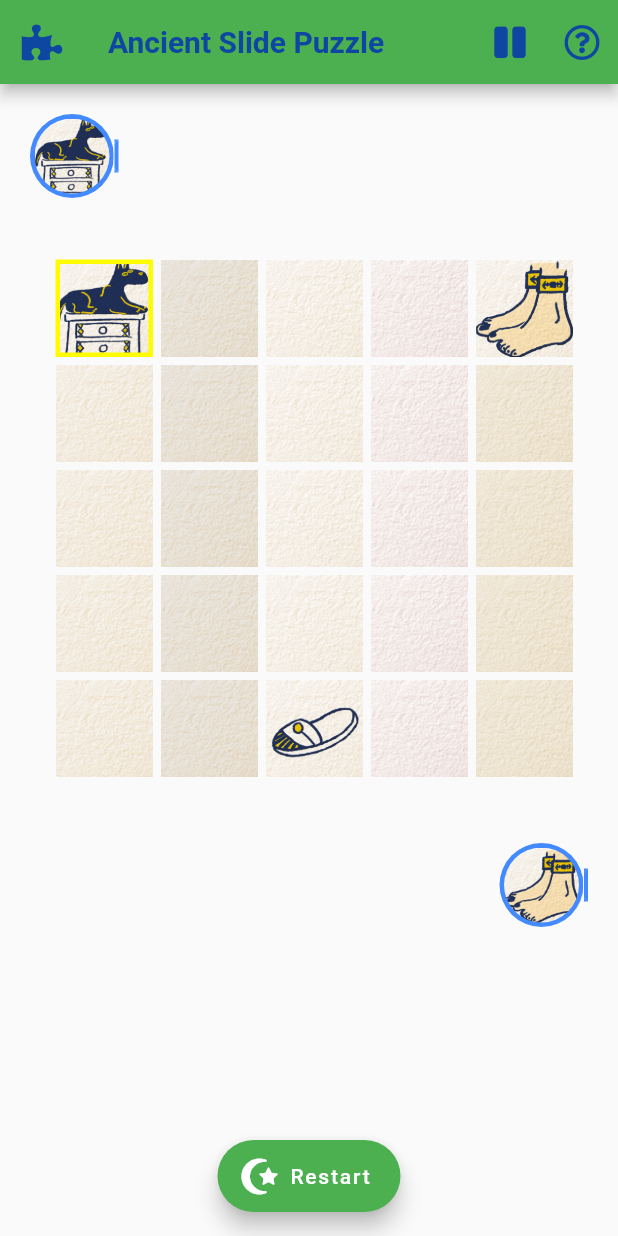
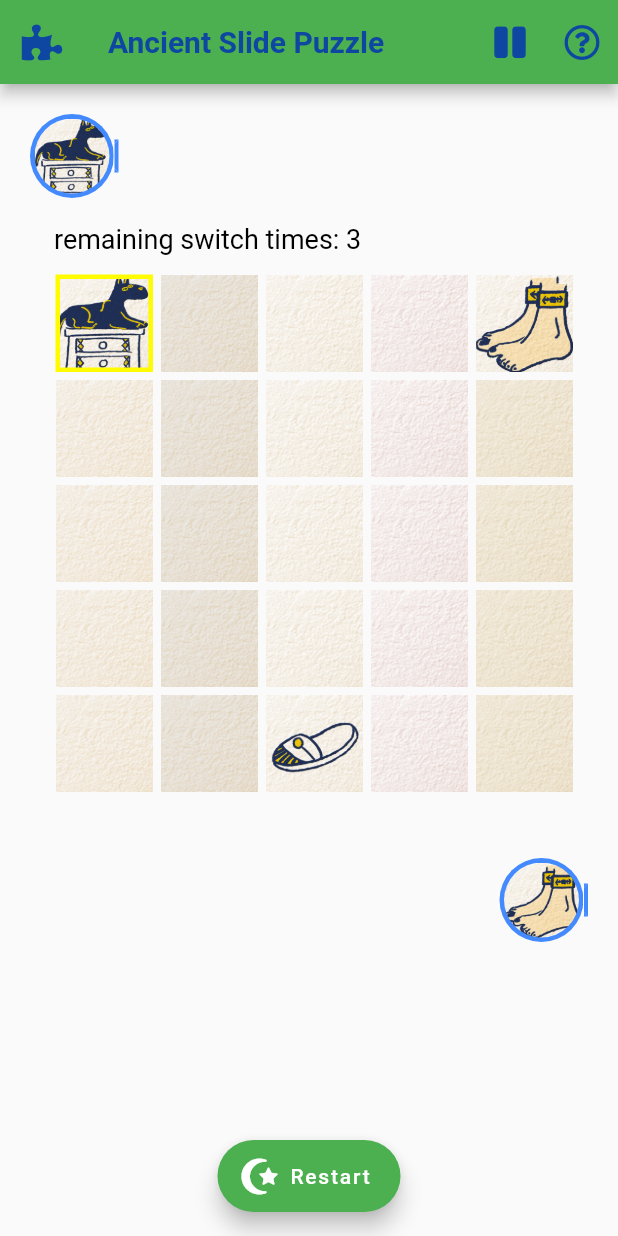
Before and after one commit to DinjerChang/flutter_slide_puzzle, a Flutter app: the screen it shows after launch, after a tap on an icon or button, on a phone screen of 412 x 824 dp. Run offline on Flutter 3.47's test engine with Material 2 defaults, Android fonts, the phone set to English and light mode, and no system bars; our stand-ins replace font_awesome_flutter; Roboto replaces fonts that are missing (Arial).

Commit message:
add_switch_limitation

```diff
--- a/lib/game-board.dart
+++ b/lib/game-board.dart
@@ -86,6 +86,7 @@ class _GameBoardState extends State<GameBoard> {
   dynamic selected_pos2_y = 0.0;
   final p1_index = 0;
   final p2_index = 4;
+  dynamic switch_times = 3;
 
   void _onEnd1() async {
     if(selected3 && selected1 == 2) {
@@ -182,14 +183,26 @@ class _GameBoardState extends State<GameBoard> {
           if (selected2 ||
             (selected1 == 0 && !selected2) ||
             (x_coordin[index] - selected_pos1_x).abs() +
-                      (y_coordin[index] - selected_pos1_y).abs() ==
-                  70) {
+            (y_coordin[index] - selected_pos1_y).abs() == 70) {
+            if(index == 22 && selected1 == 1) {
+              if(switch_times > 0) {
                 setState(() {
                   selected_pos2_x = x_coordin[index];
                   selected_pos2_y = y_coordin[index];
                   selected2 = !selected2;
                   // enable = false;
                 });
+                switch_times--;
+              }
+            }
+            else {
+              setState(() {
+                selected_pos2_x = x_coordin[index];
+                selected_pos2_y = y_coordin[index];
+                selected2 = !selected2;
+                // enable = false;
+              });
+            }
           }
         },
         child: Container(
@@ -223,7 +236,27 @@ class _GameBoardState extends State<GameBoard> {
       });
     }
 
-    return SizedBox(
+    return Stack(
+      // child: Text(
+      //   'SIGN UP',
+      // ),
+      children: <Widget>[
+        Container(
+          padding: EdgeInsets.only(left: 10.0),
+          child: Text(
+            'remaining switch times: ' + switch_times.toString(),
+            style: TextStyle(
+              fontFamily: 'Arial',
+              fontSize: 18,
+              color: Colors.black,
+              height: 1,
+            ),
+            textAlign: TextAlign.center,
+          ),
+        ),
+        Container(
+          padding: EdgeInsets.only(top: 10.0),
+          child: SizedBox(
           width: 360,
           height: 390,
           child: Stack(
@@ -347,6 +380,8 @@ class _GameBoardState extends State<GameBoard> {
               for (int item in order) buildPiece(item)
             ],
           ),
+        )
+      )],
     );
   }
 }
```
Lines whose indentation alone changed are shown as unchanged.
